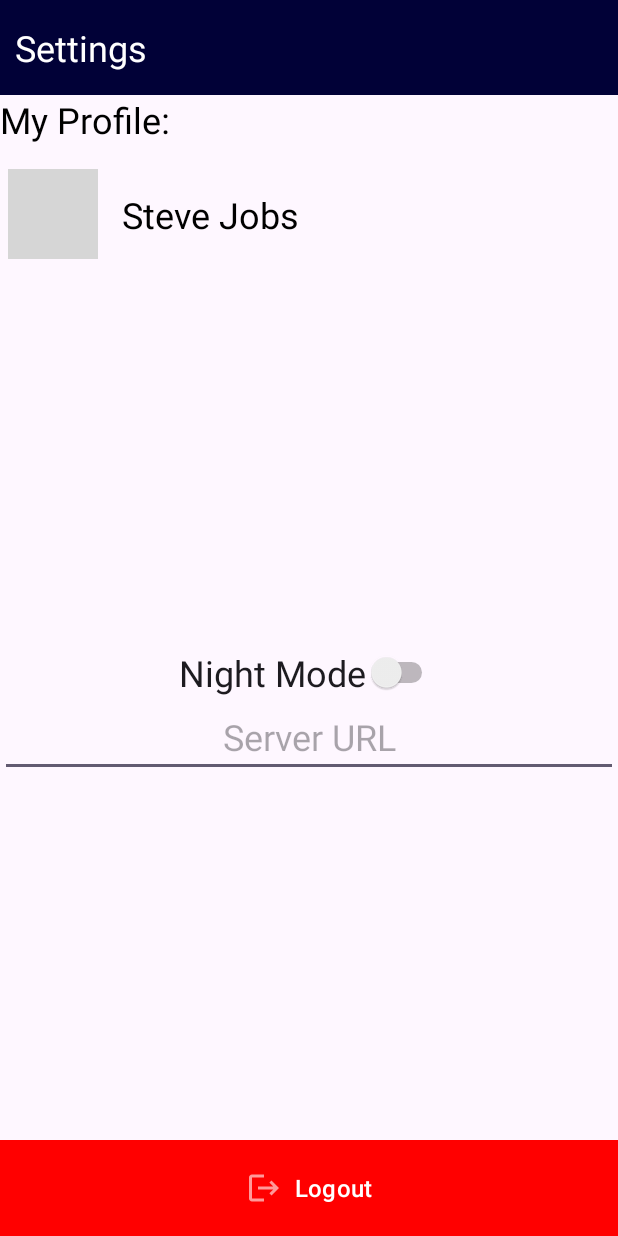
After one commit to cohenitamar/AP2-ass3, an Android app: the layout settings_activity.xml on its own in the app's theme, with its tools: preview values and no code run, on a phone screen of 412 x 824 dp. The commit adds this screen. Run offline under Robolectric (Android 15) with nearby library versions, the phone set to English and light mode, and no system bars; grey boxes are pictures that could not be loaded.

Commit message:
compressing image and uploading the settings screen

```diff
--- a/Chat/app/src/main/java/com/example/myapplication/Converter.java
+++ b/Chat/app/src/main/java/com/example/myapplication/Converter.java
@@ -28,6 +28,7 @@ public class Converter {
 
     }
 
+
     @TypeConverter
     public static String fromLastMessage(ChatMessage msg) {
         // Convert the ContactUserDetails object to a string representation (e.g., JSON)
@@ -43,6 +44,7 @@ public class Converter {
         Gson gson = new Gson();
         return gson.fromJson(msg, ChatMessage.class);
     }
+
 
     @TypeConverter
     public static String fromSender(Sender sender) {
--- a/Chat/app/src/main/java/com/example/myapplication/entities/PostMessagesByID.java
+++ b/Chat/app/src/main/java/com/example/myapplication/entities/PostMessagesByID.java
@@ -3,6 +3,8 @@ package com.example.myapplication.entities;
 import androidx.annotation.NonNull;
 import androidx.room.Entity;
 import androidx.room.PrimaryKey;
+
+import java.util.Date;
 
 @Entity
 public class PostMessagesByID {
--- a/Chat/app/src/main/java/com/example/myapplication/entities/UserLogin.java
+++ b/Chat/app/src/main/java/com/example/myapplication/entities/UserLogin.java
@@ -3,6 +3,7 @@ package com.example.myapplication.entities;
 public class UserLogin {
     private String username;
     private String password;
+
 
     public UserLogin(String username, String password) {
         this.username = username;
--- a/Chat/app/src/main/java/com/example/myapplication/register/RegisterActivity.java
+++ b/Chat/app/src/main/java/com/example/myapplication/register/RegisterActivity.java
@@ -94,18 +94,12 @@ public class RegisterActivity extends AppCompatActivity {
 
                 String displayName = firstNameInput.getText().toString() + " " + lastNameInput.getText().toString();
 
-                //convert image to string
-                //get drawable
                 Drawable drawable = profilePic.getDrawable();
-                //drawable to bitmap
                 Bitmap bitmap = ((BitmapDrawable) drawable).getBitmap();
-                //bitmap to byte array
                 ByteArrayOutputStream byteArrayOutputStream = new ByteArrayOutputStream();
-                bitmap.compress(Bitmap.CompressFormat.PNG, 100, byteArrayOutputStream);
+                bitmap.compress(Bitmap.CompressFormat.JPEG, 50, byteArrayOutputStream);
                 byte[] byteArray = byteArrayOutputStream.toByteArray();
-                //byte array to string
                 String encodedProfilePic = Base64.encodeToString(byteArray, Base64.DEFAULT);
-
                 registerAPI.post(new RegisterUser(usernameInput.getText().toString(), passwordInput.getText().toString(), displayName, encodedProfilePic));
 
             }
--- /dev/null
+++ b/Chat/app/src/main/res/drawable-anydpi/ic_action_name.xml
@@ -0,0 +1,12 @@
+<vector xmlns:android="http://schemas.android.com/apk/res/android"
+    android:width="24dp"
+    android:height="24dp"
+    android:viewportWidth="24"
+    android:viewportHeight="24"
+    android:tint="#333333"
+    android:alpha="0.6"
+    android:autoMirrored="true">
+  <path
+      android:fillColor="@android:color/white"
+      android:pathData="M17,7l-1.41,1.41L18.17,11H8v2h10.17l-2.58,2.58L17,17l5,-5zM4,5h8V3H4c-1.1,0 -2,0.9 -2,2v14c0,1.1 0.9,2 2,2h8v-2H4V5z"/>
+</vector>
--- /dev/null
+++ b/Chat/app/src/main/res/layout/settings_activity.xml
@@ -0,0 +1,119 @@
+<?xml version="1.0" encoding="utf-8"?>
+<androidx.constraintlayout.widget.ConstraintLayout xmlns:android="http://schemas.android.com/apk/res/android"
+    xmlns:app="http://schemas.android.com/apk/res-auto"
+    xmlns:tools="http://schemas.android.com/tools"
+    android:layout_width="match_parent"
+    android:layout_height="match_parent"
+    tools:context=".messages.MessageActivity">
+
+    <LinearLayout
+        android:id="@+id/linearLayout"
+        android:layout_width="match_parent"
+        android:layout_height="match_parent"
+        android:orientation="vertical">
+
+        <TextView
+            android:id="@+id/textView4"
+            android:layout_width="match_parent"
+            android:layout_height="0dp"
+            android:layout_weight="1"
+            android:background="#010137"
+            android:gravity="center_vertical"
+            android:paddingStart="10dp"
+            android:paddingEnd="10dp"
+            android:text="Settings"
+            android:textColor="#FFFFFF"
+            android:textSize="24sp"
+            tools:ignore="NestedWeights" />
+
+        <LinearLayout
+            android:layout_width="match_parent"
+            android:layout_height="0dp"
+            android:layout_weight="2"
+            android:orientation="vertical">
+
+            <TextView
+                android:id="@+id/textView3"
+                android:layout_width="match_parent"
+                android:layout_height="wrap_content"
+                android:text="My Profile:"
+                android:textColor="#000000"
+                android:textSize="24sp" />
+
+            <LinearLayout
+                android:layout_width="match_parent"
+                android:layout_height="match_parent"
+                android:layout_margin="5dp"
+                android:orientation="horizontal">
+
+                <com.google.android.material.imageview.ShapeableImageView
+                    android:id="@+id/imageView"
+                    android:layout_width="60dp"
+                    android:layout_height="60dp"
+                    android:layout_gravity="center"
+                    android:padding="2dp"
+                    android:scaleType="centerCrop"
+                    app:shapeAppearanceOverlay="@style/roundedImageViewRounded"
+                    app:strokeColor="#ffffff"
+                    app:strokeWidth="1dp"
+                    tools:srcCompat="@tools:sample/avatars" />
+
+                <TextView
+                    android:layout_width="match_parent"
+                    android:layout_height="match_parent"
+                    android:ellipsize="end"
+                    android:gravity="center_vertical"
+                    android:maxLines="1"
+                    android:paddingStart="16dp"
+                    android:text="Steve Jobs"
+                    android:textColor="#000000"
+                    android:textSize="24sp" />
+
+            </LinearLayout>
+        </LinearLayout>
+
+        <LinearLayout
+            android:layout_width="match_parent"
+            android:layout_height="0dp"
+            android:layout_weight="9"
+            android:gravity="center"
+            android:orientation="vertical">
+
+            <Switch
+                android:id="@+id/switch2"
+                android:layout_width="wrap_content"
+                android:layout_height="wrap_content"
+                android:text="Night Mode"
+                android:textSize="24sp" />
+
+            <EditText
+                android:layout_width="match_parent"
+                android:layout_height="wrap_content"
+                android:ems="10"
+                android:gravity="center"
+                android:hint="Server URL"
+                android:inputType="text"
+                android:textSize="24sp" />
+        </LinearLayout>
+
+        <Button
+            android:layout_width="match_parent"
+            android:layout_height="0dp"
+            android:layout_weight="1"
+            android:backgroundTint="#FF0000"
+            android:insetTop="0dp"
+            android:insetBottom="0dp"
+            android:text="Logout"
+            android:textColor="#FFFFFF"
+            android:textSize="16sp"
+            app:cornerRadius="0dp"
+            app:icon="@drawable/ic_action_name"
+            app:iconGravity="textStart"
+            app:iconSize="24dp"
+            app:iconTint="#FFFFFF"
+            tools:iconTint="#FFFFFF" />
+
+    </LinearLayout>
+
+
+</androidx.constraintlayout.widget.ConstraintLayout>
```
Also changed, not shown: Chat/app/src/main/java/com/example/myapplication/ChatAPI.java (+7 -3 lines), Chat/app/src/main/res/drawable-hdpi/ic_action_name.png (added), Chat/app/src/main/res/drawable-mdpi/ic_action_name.png (added), Chat/app/src/main/res/drawable-xhdpi/ic_action_name.png (added), Chat/app/src/main/res/drawable-xxhdpi/ic_action_name.png (added), Chat/app/src/main/res/drawable/ic_action_name.png (deleted).
